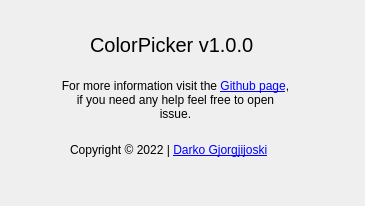
Old version of the form src/dialogabout.ui in the repository gdarko/ColorPicker.
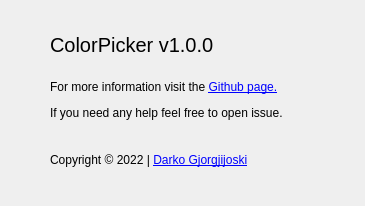
New version of the form.

Commit message: Update about dialog and button sizes on main window

Diff of the .ui file:
```diff
--- a/src/dialogabout.ui
+++ b/src/dialogabout.ui
@@ -13,30 +13,17 @@
   <property name="windowTitle">
    <string>About ColorPicker</string>
   </property>
-  <widget class="QLabel" name="label">
-   <property name="geometry">
-    <rect>
-     <x>70</x>
-     <y>140</y>
-     <width>241</width>
-     <height>21</height>
-    </rect>
-   </property>
-   <property name="text">
-    <string>&lt;html&gt;&lt;head/&gt;&lt;body&gt;&lt;p&gt;Copyright &amp;copy; 2022 | &lt;a href=&quot;https://darkog.com/&quot;&gt;&lt;span style=&quot; text-decoration: underline; color:#0000ff;&quot;&gt;Darko Gjorgjijoski&lt;/span&gt;&lt;/a&gt;&lt;/p&gt;&lt;/body&gt;&lt;/html&gt;</string>
-   </property>
-  </widget>
   <widget class="QLabel" name="label_2">
    <property name="geometry">
     <rect>
-     <x>90</x>
+     <x>50</x>
      <y>20</y>
-     <width>171</width>
+     <width>281</width>
      <height>51</height>
     </rect>
    </property>
    <property name="styleSheet">
-    <string notr="true">font-size:20px;</string>
+    <string notr="true">font-size:20px;text-align:center;</string>
    </property>
    <property name="text">
     <string>ColorPicker v1.0.0</string>
@@ -48,14 +35,30 @@
   <widget class="QLabel" name="label_3">
    <property name="geometry">
     <rect>
-     <x>60</x>
+     <x>50</x>
      <y>70</y>
-     <width>231</width>
+     <width>281</width>
      <height>61</height>
     </rect>
    </property>
    <property name="text">
-    <string>&lt;html&gt;&lt;head/&gt;&lt;body&gt;&lt;p align=&quot;center&quot;&gt;For more information visit the &lt;a href=&quot;https://github.com/gdarko/ColorPicker&quot;&gt;&lt;span style=&quot; text-decoration: underline; color:#0000ff;&quot;&gt;Github page&lt;/span&gt;&lt;/a&gt;, if you need any help feel free to open issue.&lt;/p&gt;&lt;/body&gt;&lt;/html&gt;</string>
+    <string>&lt;html&gt;&lt;head/&gt;&lt;body&gt;&lt;p&gt;For more information visit the &lt;a href=&quot;https://github.com/gdarko/ColorPicker&quot;&gt;&lt;span style=&quot; text-decoration: underline; color:#0000ff;&quot;&gt;Github page.&lt;/span&gt;&lt;/a&gt;&lt;/p&gt;&lt;p&gt;If you need any help feel free to open issue.&lt;/p&gt;&lt;/body&gt;&lt;/html&gt;</string>
+   </property>
+   <property name="wordWrap">
+    <bool>true</bool>
+   </property>
+  </widget>
+  <widget class="QLabel" name="label_4">
+   <property name="geometry">
+    <rect>
+     <x>50</x>
+     <y>130</y>
+     <width>281</width>
+     <height>61</height>
+    </rect>
+   </property>
+   <property name="text">
+    <string>&lt;html&gt;&lt;head/&gt;&lt;body&gt;&lt;p&gt;Copyright © 2022 | &lt;a href=&quot;https://darkog.com/&quot;&gt;&lt;span style=&quot; text-decoration: underline; color:#0000ff;&quot;&gt;Darko Gjorgjijoski&lt;/span&gt;&lt;/a&gt;&lt;/p&gt;&lt;/body&gt;&lt;/html&gt;</string>
    </property>
    <property name="wordWrap">
     <bool>true</bool>
```
The commit also changes 1 other file.
